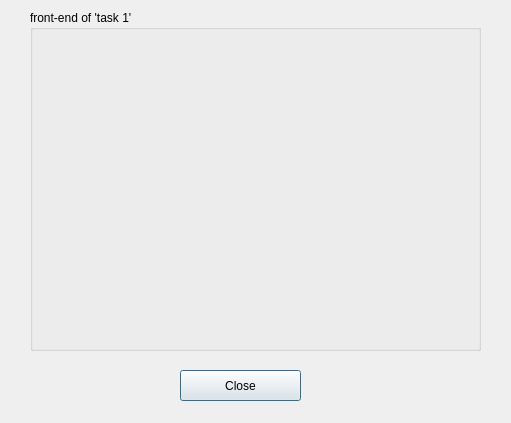
Qt form task1window.ui (v01z/qt_1) before a commit.
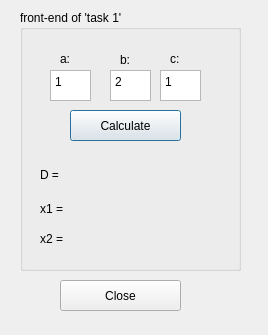
The same form after that commit.

Commit message: first task is ready

```diff
--- a/task1window.ui
+++ b/task1window.ui
@@ -6,8 +6,8 @@
    <rect>
     <x>0</x>
     <y>0</y>
-    <width>511</width>
-    <height>423</height>
+    <width>268</width>
+    <height>335</height>
    </rect>
   </property>
   <property name="windowTitle">
@@ -16,21 +16,157 @@
   <widget class="QGroupBox" name="groupBox">
    <property name="geometry">
     <rect>
-     <x>30</x>
+     <x>20</x>
      <y>10</y>
-     <width>451</width>
-     <height>341</height>
+     <width>221</width>
+     <height>261</height>
     </rect>
    </property>
    <property name="title">
     <string>front-end of 'task 1'</string>
    </property>
+   <widget class="QPlainTextEdit" name="plainTextEditA">
+    <property name="geometry">
+     <rect>
+      <x>30</x>
+      <y>60</y>
+      <width>41</width>
+      <height>31</height>
+     </rect>
+    </property>
+    <property name="tabChangesFocus">
+     <bool>false</bool>
+    </property>
+    <property name="documentTitle">
+     <string/>
+    </property>
+    <property name="plainText">
+     <string>1</string>
+    </property>
+   </widget>
+   <widget class="QLabel" name="label">
+    <property name="geometry">
+     <rect>
+      <x>40</x>
+      <y>40</y>
+      <width>21</width>
+      <height>18</height>
+     </rect>
+    </property>
+    <property name="text">
+     <string>&lt;html&gt;&lt;head/&gt;&lt;body&gt;&lt;p&gt;a:&lt;/p&gt;&lt;/body&gt;&lt;/html&gt;</string>
+    </property>
+   </widget>
+   <widget class="QPlainTextEdit" name="plainTextEditB">
+    <property name="geometry">
+     <rect>
+      <x>90</x>
+      <y>60</y>
+      <width>41</width>
+      <height>31</height>
+     </rect>
+    </property>
+    <property name="plainText">
+     <string>2</string>
+    </property>
+   </widget>
+   <widget class="QLabel" name="label_2">
+    <property name="geometry">
+     <rect>
+      <x>100</x>
+      <y>40</y>
+      <width>21</width>
+      <height>20</height>
+     </rect>
+    </property>
+    <property name="text">
+     <string>&lt;html&gt;&lt;head/&gt;&lt;body&gt;&lt;p&gt;b:&lt;/p&gt;&lt;/body&gt;&lt;/html&gt;</string>
+    </property>
+   </widget>
+   <widget class="QPlainTextEdit" name="plainTextEditC">
+    <property name="geometry">
+     <rect>
+      <x>140</x>
+      <y>60</y>
+      <width>41</width>
+      <height>31</height>
+     </rect>
+    </property>
+    <property name="plainText">
+     <string>1</string>
+    </property>
+   </widget>
+   <widget class="QLabel" name="label_3">
+    <property name="geometry">
+     <rect>
+      <x>150</x>
+      <y>40</y>
+      <width>21</width>
+      <height>18</height>
+     </rect>
+    </property>
+    <property name="text">
+     <string>&lt;html&gt;&lt;head/&gt;&lt;body&gt;&lt;p&gt;c:&lt;/p&gt;&lt;/body&gt;&lt;/html&gt;</string>
+    </property>
+   </widget>
+   <widget class="QLabel" name="resultLabelD">
+    <property name="geometry">
+     <rect>
+      <x>20</x>
+      <y>150</y>
+      <width>181</width>
+      <height>31</height>
+     </rect>
+    </property>
+    <property name="text">
+     <string>&lt;html&gt;&lt;head/&gt;&lt;body&gt;&lt;p&gt;D = &lt;/p&gt;&lt;/body&gt;&lt;/html&gt;</string>
+    </property>
+   </widget>
+   <widget class="QPushButton" name="calcButton">
+    <property name="geometry">
+     <rect>
+      <x>50</x>
+      <y>100</y>
+      <width>111</width>
+      <height>31</height>
+     </rect>
+    </property>
+    <property name="text">
+     <string>Calculate</string>
+    </property>
+   </widget>
+   <widget class="QLabel" name="resultLabelX1">
+    <property name="geometry">
+     <rect>
+      <x>20</x>
+      <y>190</y>
+      <width>181</width>
+      <height>18</height>
+     </rect>
+    </property>
+    <property name="text">
+     <string>&lt;html&gt;&lt;head/&gt;&lt;body&gt;&lt;p&gt;x1 = &lt;/p&gt;&lt;/body&gt;&lt;/html&gt;</string>
+    </property>
+   </widget>
+   <widget class="QLabel" name="resultLabelX2">
+    <property name="geometry">
+     <rect>
+      <x>20</x>
+      <y>220</y>
+      <width>181</width>
+      <height>18</height>
+     </rect>
+    </property>
+    <property name="text">
+     <string>&lt;html&gt;&lt;head/&gt;&lt;body&gt;&lt;p&gt;x2 = &lt;/p&gt;&lt;/body&gt;&lt;/html&gt;</string>
+    </property>
+   </widget>
   </widget>
   <widget class="QPushButton" name="closeButton">
    <property name="geometry">
     <rect>
-     <x>180</x>
-     <y>370</y>
+     <x>60</x>
+     <y>280</y>
      <width>121</width>
      <height>31</height>
     </rect>
```
The commit also changes 3 other files.
